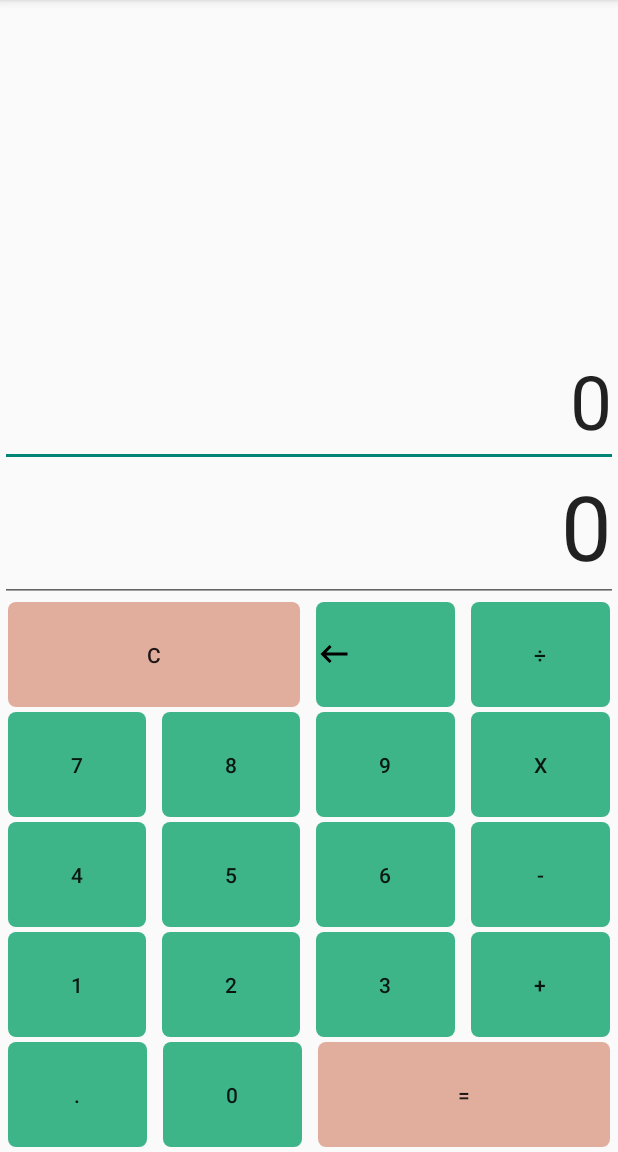
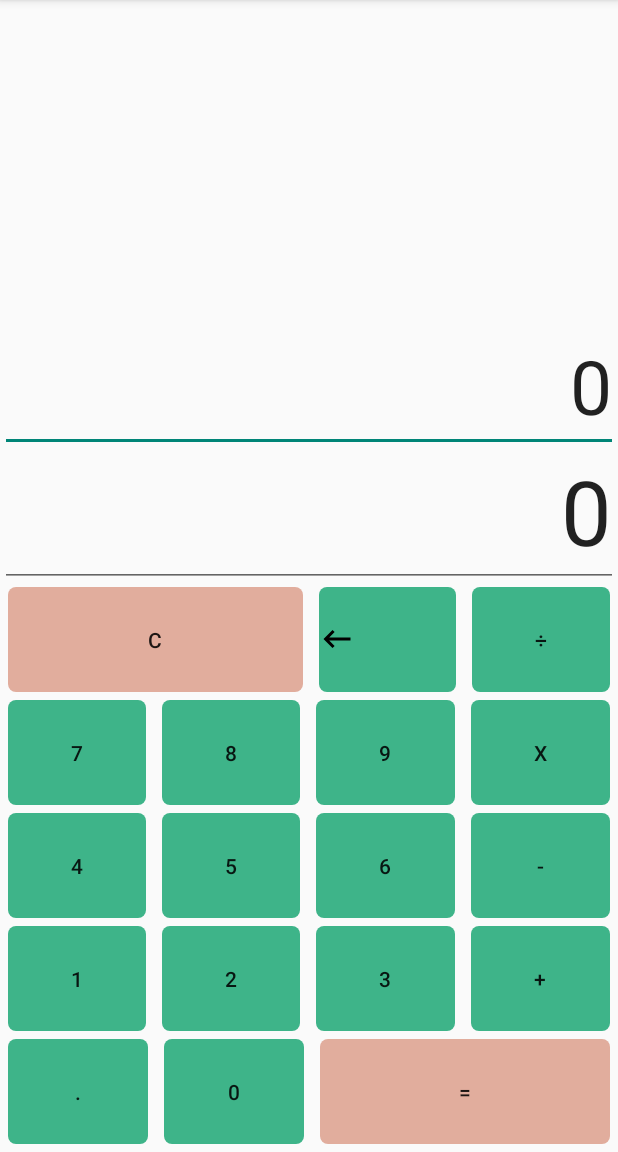
Before and after one commit to rckash/CalculatorApp, an Android app: the screen it shows after launch (MainActivity), on a phone screen of 412 x 824 dp, the part 84-1236 px from its top. Run offline under Robolectric (Android 15) with nearby library versions, the phone set to English and light mode, and no system bars.

```diff
--- a/app/src/main/res/layout/activity_main.xml
+++ b/app/src/main/res/layout/activity_main.xml
@@ -46,11 +46,11 @@
         android:layout_height="match_parent"
         android:orientation="horizontal"
         tools:context=".MainActivity"
-        android:paddingBottom="3dp">
+        android:paddingBottom="5dp">
 
         <Button
             android:id="@+id/buttonC"
-            android:layout_width="190dp"
+            android:layout_width="195dp"
             android:layout_height="70dp"
             android:layout_marginHorizontal="5dp"
             android:layout_weight="1"
@@ -59,7 +59,7 @@
             android:text="C" />
         <Button
             android:id="@+id/buttonBackspace"
-            android:layout_width="wrap_content"
+            android:layout_width="90dp"
             android:layout_height="70dp"
             android:layout_marginHorizontal="5dp"
             android:layout_weight="1"
@@ -69,7 +69,7 @@
 
         <Button
             android:id="@+id/buttonDivide"
-            android:layout_width="wrap_content"
+            android:layout_width="90dp"
             android:layout_height="70dp"
             android:layout_marginHorizontal="5dp"
             android:layout_weight="1"
@@ -84,11 +84,11 @@
         android:layout_height="match_parent"
         android:orientation="horizontal"
         tools:context=".MainActivity"
-        android:paddingBottom="3dp">
+        android:paddingBottom="5dp">
 
         <Button
             android:id="@+id/button7"
-            android:layout_width="wrap_content"
+            android:layout_width="90dp"
             android:layout_height="70dp"
             android:layout_marginHorizontal="5dp"
             android:layout_weight="1"
@@ -97,7 +97,7 @@
             android:text="7" />
         <Button
             android:id="@+id/button8"
-            android:layout_width="wrap_content"
+            android:layout_width="90dp"
             android:layout_height="70dp"
             android:layout_marginHorizontal="5dp"
             android:layout_weight="1"
@@ -106,7 +106,7 @@
             android:text="8" />
         <Button
             android:id="@+id/button9"
-            android:layout_width="wrap_content"
+            android:layout_width="90dp"
             android:layout_height="70dp"
             android:layout_marginHorizontal="5dp"
             android:layout_weight="1"
@@ -116,7 +116,7 @@
 
         <Button
             android:id="@+id/buttonMultiply"
-            android:layout_width="wrap_content"
+            android:layout_width="90dp"
             android:layout_height="70dp"
             android:layout_marginHorizontal="5dp"
             android:layout_weight="1"
@@ -131,11 +131,11 @@
         android:layout_height="match_parent"
         android:orientation="horizontal"
         tools:context=".MainActivity"
-        android:paddingBottom="3dp">
+        android:paddingBottom="5dp">
 
         <Button
             android:id="@+id/button4"
-            android:layout_width="wrap_content"
+            android:layout_width="90dp"
             android:layout_height="70dp"
             android:layout_marginHorizontal="5dp"
             android:layout_weight="1"
@@ -144,7 +144,7 @@
             android:text="4" />
         <Button
             android:id="@+id/button5"
-            android:layout_width="wrap_content"
+            android:layout_width="90dp"
             android:layout_height="70dp"
             android:layout_marginHorizontal="5dp"
             android:layout_weight="1"
@@ -153,7 +153,7 @@
             android:text="5" />
         <Button
             android:id="@+id/button6"
-            android:layout_width="wrap_content"
+            android:layout_width="90dp"
             android:layout_height="70dp"
             android:layout_marginHorizontal="5dp"
             android:layout_weight="1"
@@ -163,7 +163,7 @@
 
         <Button
             android:id="@+id/buttonSubtract"
-            android:layout_width="wrap_content"
+            android:layout_width="90dp"
             android:layout_height="70dp"
             android:layout_marginHorizontal="5dp"
             android:layout_weight="1"
@@ -177,11 +177,11 @@
         android:layout_height="match_parent"
         android:orientation="horizontal"
         tools:context=".MainActivity"
-        android:paddingBottom="3dp">
+        android:paddingBottom="5dp">
 
         <Button
             android:id="@+id/button1"
-            android:layout_width="wrap_content"
+            android:layout_width="90dp"
             android:layout_height="70dp"
             android:layout_marginHorizontal="5dp"
             android:layout_weight="1"
@@ -190,7 +190,7 @@
             android:text="1" />
         <Button
             android:id="@+id/button2"
-            android:layout_width="wrap_content"
+            android:layout_width="90dp"
             android:layout_height="70dp"
             android:layout_marginHorizontal="5dp"
             android:layout_weight="1"
@@ -199,7 +199,7 @@
             android:text="2" />
         <Button
             android:id="@+id/button3"
-            android:layout_width="wrap_content"
+            android:layout_width="90dp"
             android:layout_height="70dp"
             android:layout_marginHorizontal="5dp"
             android:layout_weight="1"
@@ -209,7 +209,7 @@
 
         <Button
             android:id="@+id/buttonAdd"
-            android:layout_width="wrap_content"
+            android:layout_width="90dp"
             android:layout_height="70dp"
             android:layout_marginHorizontal="5dp"
             android:layout_weight="1"
@@ -224,12 +224,12 @@
         android:layout_width="match_parent"
         android:layout_height="match_parent"
         android:orientation="horizontal"
-        android:paddingBottom="3dp"
+        android:paddingBottom="5dp"
         tools:context=".MainActivity">
 
         <Button
             android:id="@+id/buttonDecimal"
-            android:layout_width="wrap_content"
+            android:layout_width="90dp"
             android:layout_height="70dp"
             android:layout_marginHorizontal="5dp"
             android:layout_weight="1"
@@ -239,7 +239,7 @@
 
         <Button
             android:id="@+id/button0"
-            android:layout_width="wrap_content"
+            android:layout_width="90dp"
             android:layout_height="70dp"
             android:layout_marginHorizontal="5dp"
             android:layout_weight="1"
```
